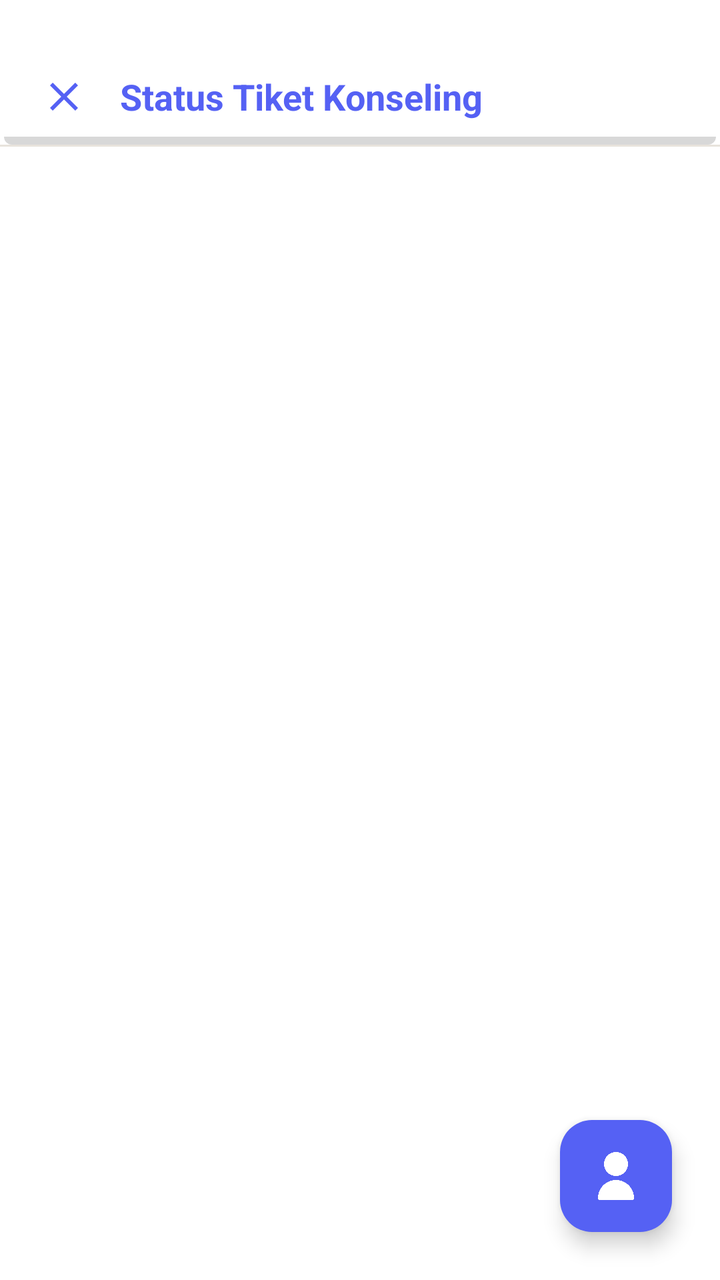
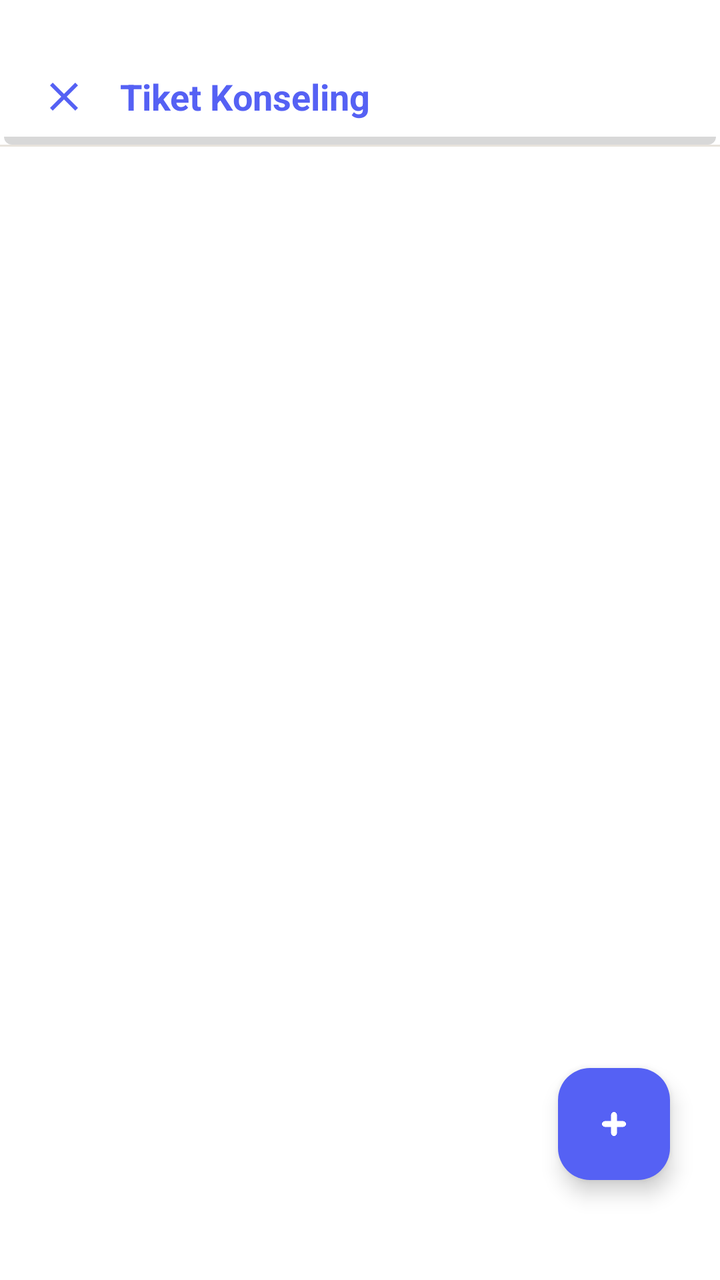

Compare the two renders of this Android layout. The source of the first and the diff that turns it into the second are given below.
<!-- AndroidManifest.xml: application theme Theme.BkNova -->
<!-- res/layout/fragment_daftar_tiket_siswa.xml -->
<?xml version="1.0" encoding="utf-8"?>
<androidx.constraintlayout.widget.ConstraintLayout xmlns:android="http://schemas.android.com/apk/res/android"
    xmlns:app="http://schemas.android.com/apk/res-auto"
    android:layout_width="match_parent"
    android:layout_height="match_parent"
    android:background="@color/white">

    
    <androidx.constraintlayout.widget.ConstraintLayout
        android:id="@+id/header"
        android:layout_width="match_parent"
        android:layout_height="wrap_content"
        android:paddingTop="36dp"
        android:paddingBottom="12dp"
        android:paddingHorizontal="20dp"
        android:background="@drawable/bg_header"
        app:layout_constraintTop_toTopOf="parent">

        <ImageView
            android:id="@+id/btn_back_tiket_siswa"
            android:layout_width="24dp"
            android:layout_height="24dp"
            android:src="@drawable/ic_close"
            app:layout_constraintBottom_toBottomOf="parent"
            app:layout_constraintStart_toStartOf="parent"
            app:layout_constraintTop_toTopOf="parent"
            app:tint="@color/brand_primary"
            android:clickable="true"
            android:focusable="true"
            android:background="?attr/selectableItemBackgroundBorderless" />

        <TextView
            android:layout_width="wrap_content"
            android:layout_height="wrap_content"
            android:layout_marginStart="16dp"
            android:text="Status Tiket Konseling"
            android:textColor="@color/brand_primary"
            android:textSize="18sp"
            android:textStyle="bold"
            app:layout_constraintBottom_toBottomOf="parent"
            app:layout_constraintStart_toEndOf="@id/btn_back_tiket_siswa"
            app:layout_constraintTop_toTopOf="parent" />

    </androidx.constraintlayout.widget.ConstraintLayout>

    <View
        android:id="@+id/divider_header"
        android:layout_width="match_parent"
        android:layout_height="1dp"
        android:background="@color/divider_color"
        app:layout_constraintTop_toBottomOf="@id/header" />

    <androidx.recyclerview.widget.RecyclerView
        android:id="@+id/rv_tiket_siswa"
        android:layout_width="match_parent"
        android:layout_height="0dp"
        android:padding="16dp"
        android:clipToPadding="false"
        app:layout_constraintBottom_toBottomOf="parent"
        app:layout_constraintTop_toBottomOf="@id/divider_header" />

    <com.google.android.material.floatingactionbutton.FloatingActionButton
        android:id="@+id/fab_add_tiket"
        android:layout_width="wrap_content"
        android:layout_height="wrap_content"
        android:layout_margin="24dp"
        android:src="@drawable/img_14"
        app:tint="@color/white"
        app:backgroundTint="@color/brand_primary"
        app:elevation="6dp"
        app:layout_constraintBottom_toBottomOf="parent"
        app:layout_constraintEnd_toEndOf="parent" />

</androidx.constraintlayout.widget.ConstraintLayout>
<!-- resources referenced by this layout -->
<resources>
  <color name="brand_primary">#5561F4</color>
  <color name="divider_color">#E8E3DC</color>
  <color name="white">#FFFFFFFF</color>
  <!-- drawable bg_header (drawable) -->
  <?xml version="1.0" encoding="utf-8"?>
  <layer-list xmlns:android="http://schemas.android.com/apk/res/android">
  
      
      <item
          android:left="2dp"
          android:right="2dp"
          android:top="4dp">
          <shape android:shape="rectangle">
              <solid android:color="#27000000"/>
              <corners android:radius="4dp" />
          </shape>
      </item>
  
      
      <item
          android:right="0dp"
          android:bottom="4dp">
          <shape android:shape="rectangle">
              <solid android:color="#FFFFFF" />
          </shape>
      </item>
  
  </layer-list>
  <!-- drawable ic_close (drawable) -->
  <vector xmlns:android="http://schemas.android.com/apk/res/android"
      android:width="24dp"
      android:height="24dp"
      android:viewportWidth="24"
      android:viewportHeight="24">
      <path
          android:fillColor="#FF000000"
          android:pathData="M19,6.41L17.59,5L12,10.59L6.41,5L5,6.41L10.59,12L5,17.59L6.41,19L12,13.41L17.59,19L19,17.59L13.41,12L19,6.41Z" />
  </vector>
  <!-- drawable img_14: png bitmap (drawable, 7348 bytes) -->
  <style name="Theme.BkNova" parent="Base.Theme.BkNova" />
  <color name="brand_soft">#F0E6FC</color>
  <color name="text_color_primary">#2A1E33</color>
  <color name="accent_pink">#FF7FAF</color>
  <color name="accent_pink_soft">#FFECF3</color>
  <color name="accent_peach">#FFC6BF</color>
  <color name="accent_peach_soft">#FFE8E5</color>
  <color name="background_cream">#F8F7F2</color>
  <color name="text_color_secondary">#6B5E75</color>
  <color name="red_text">#DC2626</color>
  <color name="red_light">#FEE2E2</color>
  <!-- unchanged entries left out for length: 1 -->
</resources>

<!-- the commit's change to res/layout/fragment_daftar_tiket_siswa.xml (unified diff, before → after) -->
@@ -33,7 +33,7 @@
             android:layout_width="wrap_content"
             android:layout_height="wrap_content"
             android:layout_marginStart="16dp"
-            android:text="Status Tiket Konseling"
+            android:text="Tiket Konseling"
             android:textColor="@color/brand_primary"
             android:textSize="18sp"
             android:textStyle="bold"
@@ -63,8 +63,9 @@
         android:id="@+id/fab_add_tiket"
         android:layout_width="wrap_content"
         android:layout_height="wrap_content"
-        android:layout_margin="24dp"
-        android:src="@drawable/img_14"
+        android:layout_marginEnd="25dp"
+        android:layout_marginBottom="50dp"
+        android:src="@drawable/img_16"
         app:tint="@color/white"
         app:backgroundTint="@color/brand_primary"
         app:elevation="6dp"
<!-- resource entries referenced after the edit -->
@@ -38,7 +38,7 @@
           android:fillColor="#FF000000"
           android:pathData="M19,6.41L17.59,5L12,10.59L6.41,5L5,6.41L10.59,12L5,17.59L6.41,19L12,13.41L17.59,19L19,17.59L13.41,12L19,6.41Z" />
   </vector>
-  <!-- drawable img_14: png bitmap (drawable, 7348 bytes) -->
+  <!-- drawable img_16: png bitmap (drawable, 3293 bytes) -->
   <style name="Theme.BkNova" parent="Base.Theme.BkNova" />
   <color name="brand_soft">#F0E6FC</color>
   <color name="text_color_primary">#2A1E33</color>
